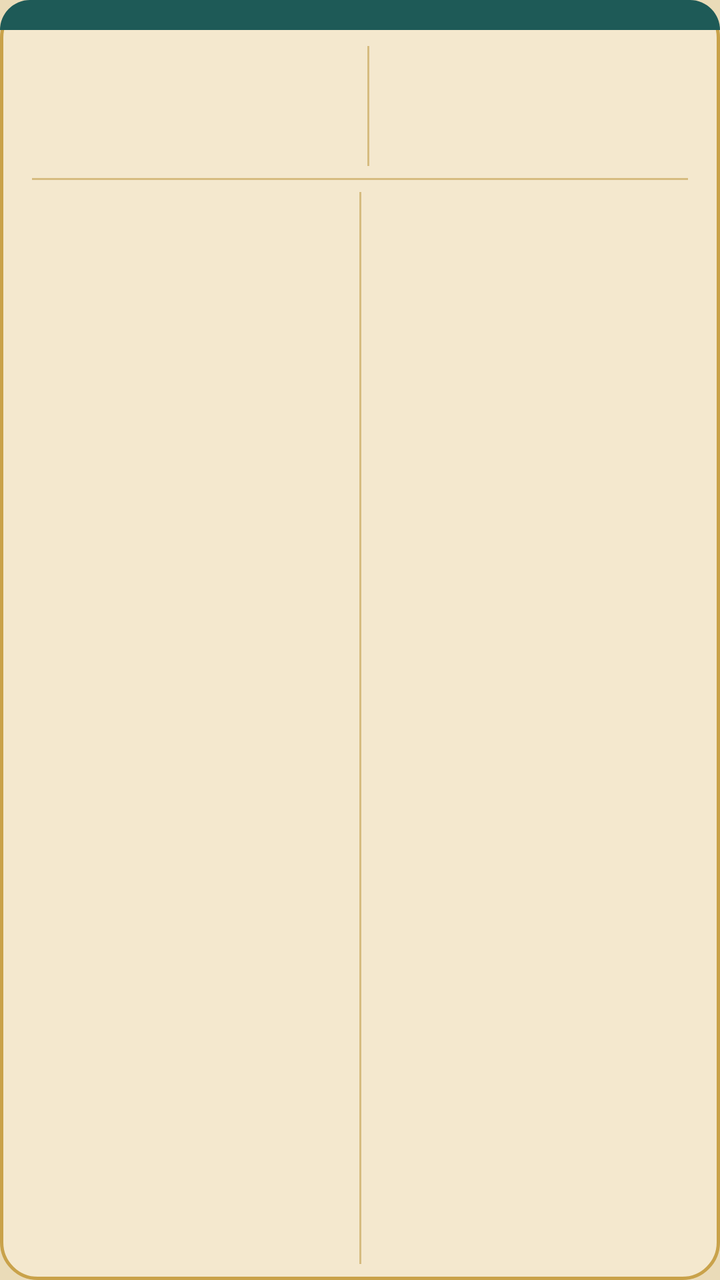
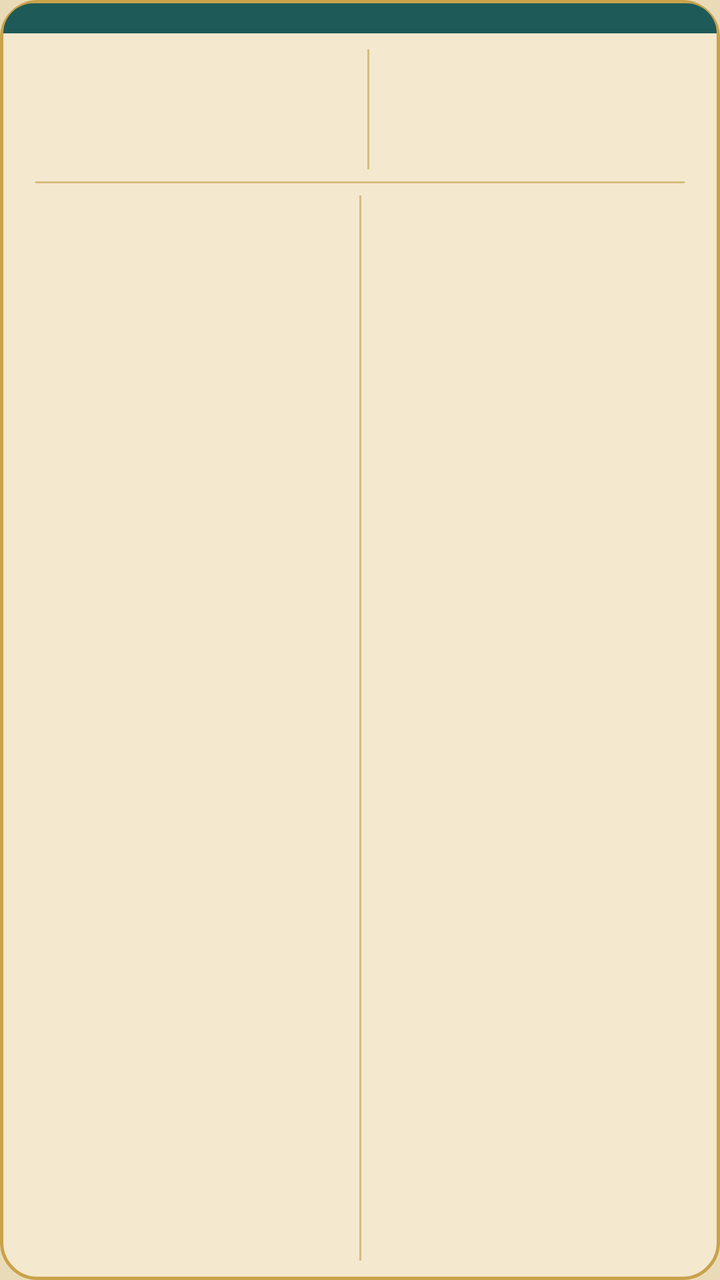

Two renders of the same Android screen: before a commit and after it. Below are the layout's source before the change and the commit's diff.
<!-- AndroidManifest.xml: application theme AppTheme -->
<!-- res/layout/widget_date.xml -->
<?xml version="1.0" encoding="utf-8"?>
<LinearLayout xmlns:android="http://schemas.android.com/apk/res/android"
    android:id="@+id/root"
    android:layout_width="match_parent"
    android:layout_height="match_parent"
    android:background="@drawable/widget_bg"
    android:layoutDirection="rtl"
    android:orientation="vertical">

    
    <LinearLayout
        android:layout_width="match_parent"
        android:layout_height="wrap_content"
        android:background="@drawable/widget_strip"
        android:gravity="center_vertical"
        android:layoutDirection="rtl"
        android:orientation="horizontal"
        android:paddingStart="16dp"
        android:paddingTop="7dp"
        android:paddingEnd="16dp"
        android:paddingBottom="7dp">

        <ImageView
            android:id="@+id/day_name"
            style="@style/WidgetText"
            android:tint="@color/strip_text" />

        <FrameLayout
            android:layout_width="0dp"
            android:layout_height="1dp"
            android:layout_weight="1" />

        <ImageView
            android:id="@+id/season"
            style="@style/WidgetText"
            android:tint="@color/strip_text" />
    </LinearLayout>

    
    <LinearLayout
        android:layout_width="match_parent"
        android:layout_height="wrap_content"
        android:gravity="center_vertical"
        android:layoutDirection="rtl"
        android:orientation="horizontal"
        android:paddingStart="10dp"
        android:paddingTop="8dp"
        android:paddingEnd="10dp"
        android:paddingBottom="6dp">

        
        <LinearLayout
            android:layout_width="0dp"
            android:layout_height="wrap_content"
            android:layout_weight="1"
            android:gravity="center"
            android:orientation="vertical">

            <ImageView
                android:id="@+id/day_num"
                style="@style/WidgetText"
                android:tint="@color/ink" />

            <ImageView
                android:id="@+id/day_num_friday"
                style="@style/WidgetText"
                android:tint="@color/friday"
                android:visibility="gone" />

            <ImageView
                android:id="@+id/coptic"
                style="@style/WidgetText"
                android:layout_marginTop="4dp"
                android:tint="@color/ink" />
        </LinearLayout>

        
        <FrameLayout
            android:layout_width="1dp"
            android:layout_height="60dp"
            android:background="@color/divider" />

        
        <LinearLayout
            android:id="@+id/greg_hijri_box"
            android:layout_width="0dp"
            android:layout_height="wrap_content"
            android:layout_marginStart="8dp"
            android:layout_weight="1"
            android:gravity="center"
            android:orientation="vertical"
            android:paddingStart="4dp"
            android:paddingTop="4dp"
            android:paddingEnd="4dp"
            android:paddingBottom="4dp">

            <ImageView
                android:id="@+id/gregorian"
                style="@style/WidgetText"
                android:tint="@color/ink" />

            <ImageView
                android:id="@+id/hijri"
                style="@style/WidgetText"
                android:layout_marginTop="4dp"
                android:tint="@color/ink_soft" />

            <ImageView
                android:id="@+id/white_day"
                style="@style/WidgetText"
                android:layout_marginTop="3dp"
                android:tint="@color/moon_text"
                android:visibility="gone" />
        </LinearLayout>
    </LinearLayout>

    
    <FrameLayout
        android:layout_width="match_parent"
        android:layout_height="1dp"
        android:layout_marginStart="16dp"
        android:layout_marginEnd="16dp"
        android:background="@color/divider" />

    
    <LinearLayout
        android:layout_width="match_parent"
        android:layout_height="0dp"
        android:layout_weight="1"
        android:gravity="center_vertical"
        android:layoutDirection="rtl"
        android:orientation="horizontal"
        android:paddingStart="14dp"
        android:paddingTop="6dp"
        android:paddingEnd="14dp"
        android:paddingBottom="8dp">

        <LinearLayout
            android:layout_width="0dp"
            android:layout_height="wrap_content"
            android:layout_weight="1"
            android:gravity="start|center_vertical"
            android:orientation="vertical">

            <ImageView
                android:id="@+id/proverb"
                style="@style/WidgetText"
                android:tint="@color/proverb" />

            <ImageView
                android:id="@+id/theme"
                style="@style/WidgetText"
                android:layout_marginTop="3dp"
                android:tint="@color/ink" />
        </LinearLayout>

        <FrameLayout
            android:layout_width="1dp"
            android:layout_height="match_parent"
            android:layout_marginStart="8dp"
            android:layout_marginEnd="8dp"
            android:background="@color/divider" />

        <LinearLayout
            android:layout_width="0dp"
            android:layout_height="wrap_content"
            android:layout_weight="1"
            android:gravity="start|center_vertical"
            android:orientation="vertical">

            <ImageView
                android:id="@+id/advice"
                style="@style/WidgetText"
                android:tint="@color/ink_soft" />
        </LinearLayout>
    </LinearLayout>
</LinearLayout>
<!-- resources referenced by this layout -->
<resources>
  <color name="divider">#D6BC80</color>
  <color name="friday">#A4301F</color>
  <color name="ink">#3A2A1A</color>
  <color name="ink_soft">#6E5A3E</color>
  <color name="moon_text">#6E4A0C</color>
  <color name="proverb">#A4301F</color>
  <color name="strip_text">#F6ECD4</color>
  <!-- drawable widget_bg (drawable) -->
  <?xml version="1.0" encoding="utf-8"?>
  <shape xmlns:android="http://schemas.android.com/apk/res/android" android:shape="rectangle">
      <solid android:color="@color/paper" />
      <stroke android:width="1.5dp" android:color="@color/frame" />
      <corners android:radius="18dp" />
  </shape>
  <!-- drawable widget_strip (drawable) -->
  <?xml version="1.0" encoding="utf-8"?>
  <shape xmlns:android="http://schemas.android.com/apk/res/android" android:shape="rectangle">
      <solid android:color="@color/strip" />
      <corners android:topLeftRadius="18dp" android:topRightRadius="18dp"
          android:bottomLeftRadius="0dp" android:bottomRightRadius="0dp" />
  </shape>
  <style name="WidgetText">
          <item name="android:layout_width">wrap_content</item>
          <item name="android:layout_height">wrap_content</item>
          <item name="android:adjustViewBounds">true</item>
          <item name="android:scaleType">fitCenter</item>
      </style>
  <style name="AppTheme" parent="@android:style/Theme.Material.Light.NoActionBar">
          <item name="android:colorAccent">@color/accent</item>
          <item name="android:fontFamily">@font/tajawal_regular</item>
          <item name="android:windowBackground">@color/screen_bg</item>
          <item name="android:statusBarColor">@color/screen_bg</item>
          <item name="android:windowLightStatusBar">true</item>
      </style>
  <color name="paper">#F4E8CE</color>
  <color name="frame">#C9A24A</color>
  <color name="strip">#1E5A57</color>
  <color name="accent">#1E5A57</color>
  <color name="screen_bg">#EADBB8</color>
</resources>

<!-- the commit's change to res/layout/widget_date.xml (unified diff, before → after) -->
@@ -4,6 +4,7 @@
     android:layout_width="match_parent"
     android:layout_height="match_parent"
     android:background="@drawable/widget_bg"
+    android:padding="1.5dp"
     android:layoutDirection="rtl"
     android:orientation="vertical">
 
<!-- resource entries referenced after the edit -->
@@ -18,7 +18,7 @@
   <?xml version="1.0" encoding="utf-8"?>
   <shape xmlns:android="http://schemas.android.com/apk/res/android" android:shape="rectangle">
       <solid android:color="@color/strip" />
-      <corners android:topLeftRadius="18dp" android:topRightRadius="18dp"
+      <corners android:topLeftRadius="16.5dp" android:topRightRadius="16.5dp"
           android:bottomLeftRadius="0dp" android:bottomRightRadius="0dp" />
   </shape>
   <style name="WidgetText">
